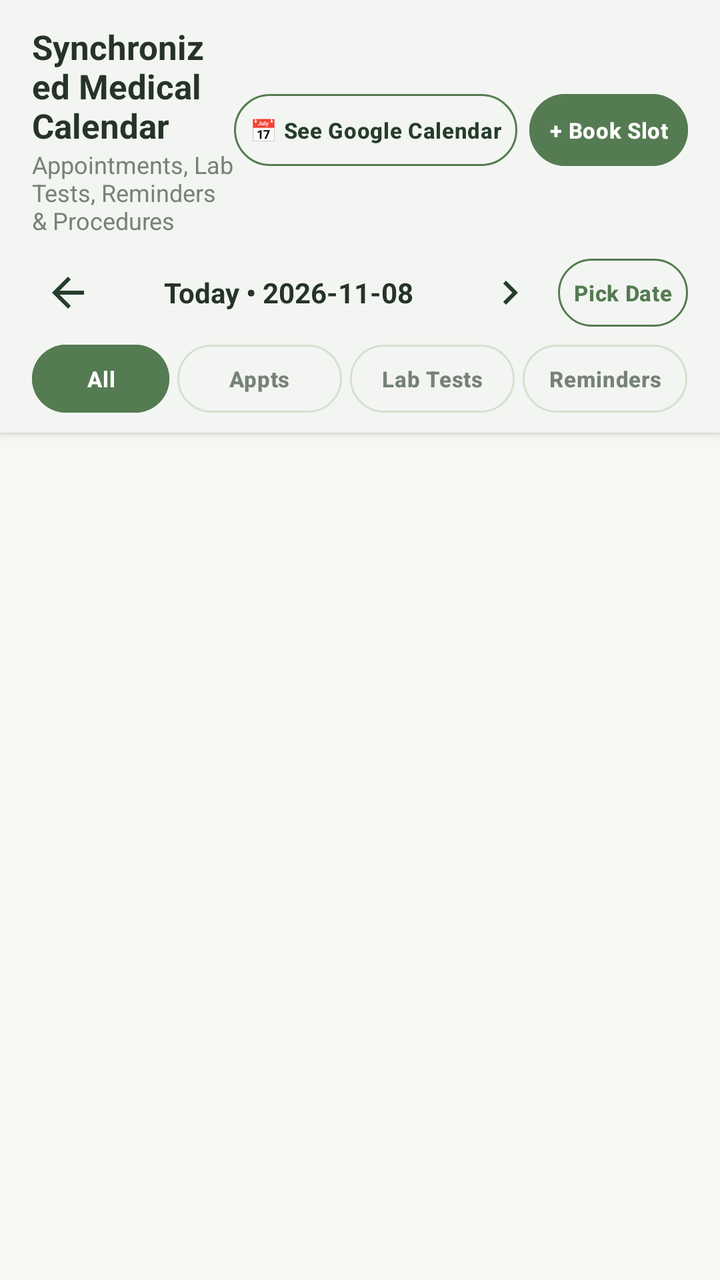
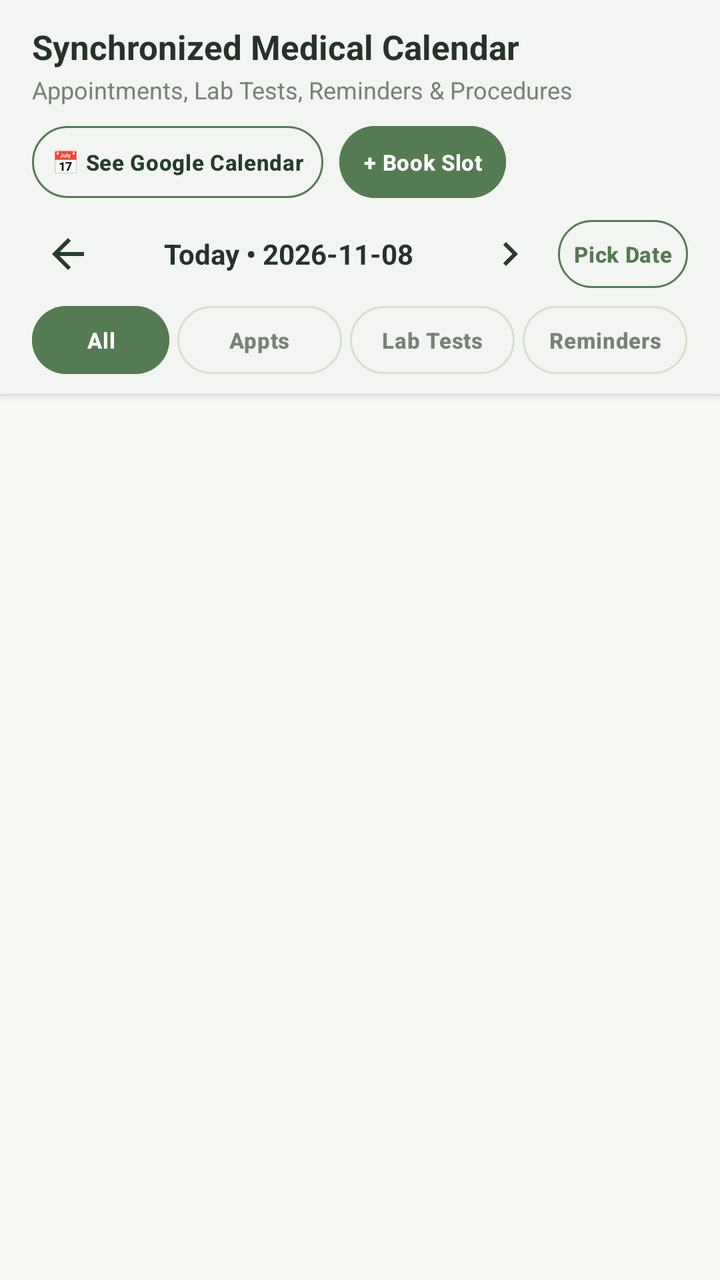

Two renders of the same Android screen: before a commit and after it. Below are the layout's source before the change and the commit's diff.
<!-- AndroidManifest.xml: application theme Theme.AROHI -->
<!-- res/layout/fragment_unified_calendar.xml -->
<?xml version="1.0" encoding="utf-8"?>
<LinearLayout xmlns:android="http://schemas.android.com/apk/res/android"
    xmlns:app="http://schemas.android.com/apk/res-auto"
    android:layout_width="match_parent"
    android:layout_height="match_parent"
    android:background="@color/surface_background"
    android:orientation="vertical">

    
    <com.google.android.material.card.MaterialCardView
        android:layout_width="match_parent"
        android:layout_height="wrap_content"
        app:cardBackgroundColor="@color/surface_card"
        app:cardCornerRadius="0dp"
        app:cardElevation="2dp"
        app:strokeWidth="0dp">

        <LinearLayout
            android:layout_width="match_parent"
            android:layout_height="wrap_content"
            android:orientation="vertical"
            android:paddingHorizontal="16dp"
            android:paddingTop="12dp"
            android:paddingBottom="10dp">

            
            <LinearLayout
                android:layout_width="match_parent"
                android:layout_height="wrap_content"
                android:gravity="center_vertical"
                android:orientation="horizontal">

                <LinearLayout
                    android:layout_width="0dp"
                    android:layout_height="wrap_content"
                    android:layout_weight="1"
                    android:orientation="vertical">

                    <TextView
                        android:id="@+id/tvCalendarHeaderTitle"
                        android:layout_width="wrap_content"
                        android:layout_height="wrap_content"
                        android:text="Synchronized Medical Calendar"
                        android:textColor="@color/text_primary"
                        android:textSize="17sp"
                        android:textStyle="bold" />

                    <TextView
                        android:id="@+id/tvCalendarHeaderSub"
                        android:layout_width="wrap_content"
                        android:layout_height="wrap_content"
                        android:text="Appointments, Lab Tests, Reminders &amp; Procedures"
                        android:textColor="@color/text_secondary"
                        android:textSize="12sp" />
                </LinearLayout>

                <com.google.android.material.button.MaterialButton
                    android:id="@+id/btnOpenGoogleCalendarTheme"
                    style="@style/Widget.Material3.Button.OutlinedButton"
                    android:layout_width="wrap_content"
                    android:layout_height="36dp"
                    android:layout_marginEnd="6dp"
                    android:insetTop="0dp"
                    android:insetBottom="0dp"
                    android:minWidth="0dp"
                    android:paddingHorizontal="8dp"
                    android:text="📅 See Google Calendar"
                    android:textColor="@color/deep_forest_green"
                    android:textSize="11sp"
                    android:textStyle="bold"
                    app:strokeColor="@color/border_focused" />

                <com.google.android.material.button.MaterialButton
                    android:id="@+id/btnBookAppointmentAction"
                    style="@style/Widget.Material3.Button"
                    android:layout_width="wrap_content"
                    android:layout_height="36dp"
                    android:backgroundTint="@color/primary_moss_green"
                    android:insetTop="0dp"
                    android:insetBottom="0dp"
                    android:minWidth="0dp"
                    android:paddingHorizontal="10dp"
                    android:text="+ Book Slot"
                    android:textColor="@color/white"
                    android:textSize="11sp" />
            </LinearLayout>

            
            <LinearLayout
                android:layout_width="match_parent"
                android:layout_height="wrap_content"
                android:layout_marginTop="10dp"
                android:gravity="center_vertical"
                android:orientation="horizontal">

                <ImageButton
                    android:id="@+id/btnCalendarPrevDay"
                    android:layout_width="36dp"
                    android:layout_height="36dp"
                    android:background="?attr/selectableItemBackgroundBorderless"
                    android:src="@drawable/ic_arrow_back"
                    app:tint="@color/deep_forest_green" />

                <TextView
                    android:id="@+id/tvSelectedDateDisplay"
                    android:layout_width="0dp"
                    android:layout_height="wrap_content"
                    android:layout_weight="1"
                    android:gravity="center"
                    android:text="Today • 2026-11-08"
                    android:textColor="@color/text_primary"
                    android:textSize="14sp"
                    android:textStyle="bold" />

                <ImageButton
                    android:id="@+id/btnCalendarNextDay"
                    android:layout_width="36dp"
                    android:layout_height="36dp"
                    android:background="?attr/selectableItemBackgroundBorderless"
                    android:src="@drawable/ic_chevron_right"
                    app:tint="@color/deep_forest_green" />

                <com.google.android.material.button.MaterialButton
                    android:id="@+id/btnPickSpecificDate"
                    style="@style/Widget.Material3.Button.OutlinedButton"
                    android:layout_width="wrap_content"
                    android:layout_height="34dp"
                    android:layout_marginStart="6dp"
                    android:insetTop="0dp"
                    android:insetBottom="0dp"
                    android:minWidth="0dp"
                    android:paddingHorizontal="8dp"
                    android:text="Pick Date"
                    android:textColor="@color/primary_moss_green"
                    android:textSize="11sp"
                    app:strokeColor="@color/primary_moss_green" />
            </LinearLayout>

            
            <LinearLayout
                android:layout_width="match_parent"
                android:layout_height="wrap_content"
                android:layout_marginTop="8dp"
                android:gravity="center"
                android:orientation="horizontal">

                <com.google.android.material.button.MaterialButton
                    android:id="@+id/btnFilterAllEvents"
                    style="@style/Widget.Material3.Button"
                    android:layout_width="0dp"
                    android:layout_height="34dp"
                    android:layout_marginEnd="4dp"
                    android:layout_weight="1"
                    android:backgroundTint="@color/primary_moss_green"
                    android:insetTop="0dp"
                    android:insetBottom="0dp"
                    android:maxLines="1"
                    android:minWidth="0dp"
                    android:paddingHorizontal="4dp"
                    android:text="All"
                    android:textColor="@color/white"
                    android:textSize="11sp" />

                <com.google.android.material.button.MaterialButton
                    android:id="@+id/btnFilterAppointments"
                    style="@style/Widget.Material3.Button.OutlinedButton"
                    android:layout_width="0dp"
                    android:layout_height="34dp"
                    android:layout_marginEnd="4dp"
                    android:layout_weight="1.2"
                    android:insetTop="0dp"
                    android:insetBottom="0dp"
                    android:maxLines="1"
                    android:minWidth="0dp"
                    android:paddingHorizontal="4dp"
                    android:text="Appts"
                    android:textColor="@color/text_secondary"
                    android:textSize="11sp"
                    app:strokeColor="@color/border_stroke" />

                <com.google.android.material.button.MaterialButton
                    android:id="@+id/btnFilterLabTests"
                    style="@style/Widget.Material3.Button.OutlinedButton"
                    android:layout_width="0dp"
                    android:layout_height="34dp"
                    android:layout_marginEnd="4dp"
                    android:layout_weight="1.2"
                    android:insetTop="0dp"
                    android:insetBottom="0dp"
                    android:maxLines="1"
                    android:minWidth="0dp"
                    android:paddingHorizontal="4dp"
                    android:text="Lab Tests"
                    android:textColor="@color/text_secondary"
                    android:textSize="11sp"
                    app:strokeColor="@color/border_stroke" />

                <com.google.android.material.button.MaterialButton
                    android:id="@+id/btnFilterReminders"
                    style="@style/Widget.Material3.Button.OutlinedButton"
                    android:layout_width="0dp"
                    android:layout_height="34dp"
                    android:layout_weight="1.2"
                    android:insetTop="0dp"
                    android:insetBottom="0dp"
                    android:maxLines="1"
                    android:minWidth="0dp"
                    android:paddingHorizontal="4dp"
                    android:text="Reminders"
                    android:textColor="@color/text_secondary"
                    android:textSize="11sp"
                    app:strokeColor="@color/border_stroke" />
            </LinearLayout>
        </LinearLayout>
    </com.google.android.material.card.MaterialCardView>

    
    <FrameLayout
        android:layout_width="match_parent"
        android:layout_height="match_parent"
        android:paddingHorizontal="16dp"
        android:paddingTop="12dp">

        <LinearLayout
            android:id="@+id/layoutCalendarEmpty"
            android:layout_width="match_parent"
            android:layout_height="wrap_content"
            android:layout_gravity="center"
            android:gravity="center"
            android:orientation="vertical"
            android:padding="20dp"
            android:visibility="gone">

            <ImageView
                android:layout_width="60dp"
                android:layout_height="60dp"
                android:src="@drawable/ic_calendar"
                app:tint="@color/soft_sage" />

            <TextView
                android:layout_width="wrap_content"
                android:layout_height="wrap_content"
                android:layout_marginTop="10dp"
                android:text="No Scheduled Events"
                android:textColor="@color/text_primary"
                android:textSize="16sp"
                android:textStyle="bold" />

            <TextView
                android:id="@+id/tvCalendarEmptySub"
                android:layout_width="wrap_content"
                android:layout_height="wrap_content"
                android:layout_marginTop="4dp"
                android:gravity="center"
                android:text="No consultations, lab tests, or clinical reminders for this date."
                android:textColor="@color/text_secondary"
                android:textSize="12sp" />
        </LinearLayout>

        <androidx.recyclerview.widget.RecyclerView
            android:id="@+id/rvCalendarEvents"
            android:layout_width="match_parent"
            android:layout_height="match_parent"
            android:clipToPadding="false"
            android:paddingBottom="24dp" />
    </FrameLayout>
</LinearLayout>
<!-- resources referenced by this layout -->
<resources>
  <color name="border_focused">#557B52</color>
  <color name="border_stroke">#D5E0CE</color>
  <color name="deep_forest_green">#263D2B</color>
  <color name="primary_moss_green">#557B52</color>
  <color name="soft_sage">#AFC2A1</color>
  <color name="surface_background">#F7F8F3</color>
  <color name="surface_card">#FFFFFF</color>
  <color name="text_primary">#26332A</color>
  <color name="text_secondary">#778276</color>
  <color name="white">#FFFFFF</color>
  <!-- drawable ic_arrow_back (drawable) -->
  <?xml version="1.0" encoding="utf-8"?>
  <vector xmlns:android="http://schemas.android.com/apk/res/android"
      android:width="24dp"
      android:height="24dp"
      android:viewportWidth="24"
      android:viewportHeight="24">
      <path
          android:fillColor="#26332A"
          android:pathData="M20,11H7.83l5.59,-5.59L12,4l-8,8l8,8l1.41,-1.41L7.83,13H20V11z" />
  </vector>
  <!-- drawable ic_calendar (drawable) -->
  <?xml version="1.0" encoding="utf-8"?>
  <vector xmlns:android="http://schemas.android.com/apk/res/android"
      android:width="24dp"
      android:height="24dp"
      android:viewportWidth="24"
      android:viewportHeight="24">
      <path
          android:fillColor="#557B52"
          android:pathData="M19,4h-1V2h-2v2H8V2H6v2H5C3.89,4 3.01,4.9 3.01,6L3,20c0,1.1 0.89,2 2,2h14c1.1,0 2,-0.9 2,-2V6C21,4.9 20.1,4 19,4zM19,20H5V10h14V20zM19,8H5V6h14V8zM7,12h5v5H7V12z" />
  </vector>
  <!-- drawable ic_chevron_right (drawable) -->
  <?xml version="1.0" encoding="utf-8"?>
  <vector xmlns:android="http://schemas.android.com/apk/res/android"
      android:width="24dp"
      android:height="24dp"
      android:viewportWidth="24"
      android:viewportHeight="24">
      <path
          android:fillColor="#557B52"
          android:pathData="M10,6L8.59,7.41L13.17,12l-4.58,4.59L10,18l6,-6z" />
  </vector>
  <color name="pale_mint">#E8EFE2</color>
  <color name="secondary_sage">#819B75</color>
  <color name="status_emergency">#C94B4B</color>
  <color name="status_emergency_bg">#FDECEC</color>
  <color name="warm_ivory">#F7F8F3</color>
  <style name="Widget.AROHI.Button.Primary" parent="Widget.Material3.Button">
          <item name="android:minHeight">@dimen/button_height</item>
          <item name="android:textColor">@color/white</item>
          <item name="android:textSize">15sp</item>
          <item name="android:textStyle">bold</item>
          <item name="android:letterSpacing">0.02</item>
          <item name="backgroundTint">@color/primary_moss_green</item>
          <item name="cornerRadius">@dimen/input_corner_radius</item>
          <item name="elevation">0dp</item>
      </style>
  <style name="Widget.AROHI.Card" parent="Widget.Material3.CardView.Elevated">
          <item name="cardBackgroundColor">@color/surface_card</item>
          <item name="cardCornerRadius">@dimen/radius_md</item>
          <item name="cardElevation">@dimen/card_elevation</item>
          <item name="strokeColor">@color/border_stroke</item>
          <item name="strokeWidth">@dimen/card_stroke_width</item>
      </style>
  <dimen name="button_height">54dp</dimen>
  <dimen name="input_corner_radius">12dp</dimen>
  <dimen name="radius_md">16dp</dimen>
  <dimen name="card_elevation">2dp</dimen>
  <dimen name="card_stroke_width">1dp</dimen>
  <!-- unchanged entries left out for length: 2 -->
</resources>

<!-- the commit's change to res/layout/fragment_unified_calendar.xml (unified diff, before → after) -->
@@ -24,46 +24,43 @@
             android:paddingBottom="10dp">
 
             
+            <TextView
+                android:id="@+id/tvCalendarHeaderTitle"
+                android:layout_width="match_parent"
+                android:layout_height="wrap_content"
+                android:text="Synchronized Medical Calendar"
+                android:textColor="@color/text_primary"
+                android:textSize="17sp"
+                android:textStyle="bold" />
+
+            
+            <TextView
+                android:id="@+id/tvCalendarHeaderSub"
+                android:layout_width="match_parent"
+                android:layout_height="wrap_content"
+                android:layout_marginTop="2dp"
+                android:text="Appointments, Lab Tests, Reminders &amp; Procedures"
+                android:textColor="@color/text_secondary"
+                android:textSize="12sp" />
+
+            
             <LinearLayout
                 android:layout_width="match_parent"
                 android:layout_height="wrap_content"
-                android:gravity="center_vertical"
+                android:layout_marginTop="10dp"
+                android:gravity="start|center_vertical"
                 android:orientation="horizontal">
 
-                <LinearLayout
-                    android:layout_width="0dp"
-                    android:layout_height="wrap_content"
-                    android:layout_weight="1"
-                    android:orientation="vertical">
-
-                    <TextView
-                        android:id="@+id/tvCalendarHeaderTitle"
-                        android:layout_width="wrap_content"
-                        android:layout_height="wrap_content"
-                        android:text="Synchronized Medical Calendar"
-                        android:textColor="@color/text_primary"
-                        android:textSize="17sp"
-                        android:textStyle="bold" />
-
-                    <TextView
-                        android:id="@+id/tvCalendarHeaderSub"
-                        android:layout_width="wrap_content"
-                        android:layout_height="wrap_content"
-                        android:text="Appointments, Lab Tests, Reminders &amp; Procedures"
-                        android:textColor="@color/text_secondary"
-                        android:textSize="12sp" />
-                </LinearLayout>
-
                 <com.google.android.material.button.MaterialButton
                     android:id="@+id/btnOpenGoogleCalendarTheme"
                     style="@style/Widget.Material3.Button.OutlinedButton"
                     android:layout_width="wrap_content"
                     android:layout_height="36dp"
-                    android:layout_marginEnd="6dp"
-                    android:insetTop="0dp"
-                    android:insetBottom="0dp"
-                    android:minWidth="0dp"
-                    android:paddingHorizontal="8dp"
+                    android:layout_marginEnd="8dp"
+                    android:insetTop="0dp"
+                    android:insetBottom="0dp"
+                    android:minWidth="0dp"
+                    android:paddingHorizontal="10dp"
                     android:text="📅 See Google Calendar"
                     android:textColor="@color/deep_forest_green"
                     android:textSize="11sp"
@@ -79,7 +76,7 @@
                     android:insetTop="0dp"
                     android:insetBottom="0dp"
                     android:minWidth="0dp"
-                    android:paddingHorizontal="10dp"
+                    android:paddingHorizontal="12dp"
                     android:text="+ Book Slot"
                     android:textColor="@color/white"
                     android:textSize="11sp" />
